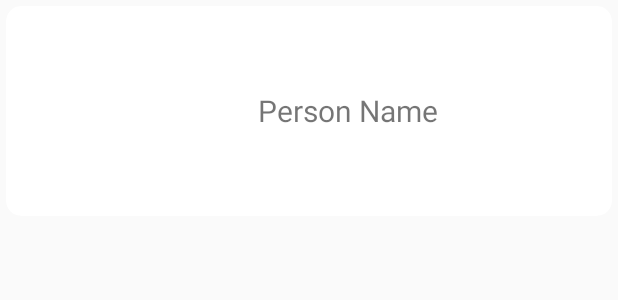
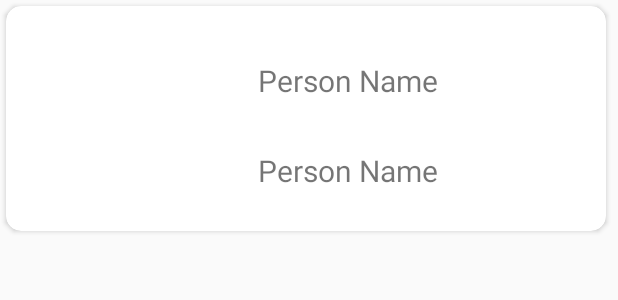
Before and after one commit to tejaspatel083/RestApiProject, an Android app: the layout recycleitem.xml on its own in the app's theme, with its tools: preview values and no code run, on a phone screen of 412 x 824 dp. Shown: the top 300 px of the screen. Run offline under Robolectric (Android 15) with nearby library versions, the phone set to English and light mode, and no system bars.

```diff
--- a/app/src/main/res/layout/fragment_dashboard.xml
+++ b/app/src/main/res/layout/fragment_dashboard.xml
@@ -3,11 +3,13 @@
     xmlns:tools="http://schemas.android.com/tools"
     android:layout_width="match_parent"
     android:layout_height="match_parent"
-    tools:context=".DashboardFragment">
+    tools:context=".DashboardFragment"
+    android:background="@drawable/gradient">
 
     <androidx.recyclerview.widget.RecyclerView
         android:layout_width="match_parent"
         android:layout_height="match_parent"
-        android:id="@+id/recyclerView"/>
+        android:id="@+id/recyclerView"
+        android:orientation="vertical"/>
 
 </RelativeLayout>
--- a/app/src/main/res/layout/recycleitem.xml
+++ b/app/src/main/res/layout/recycleitem.xml
@@ -2,8 +2,8 @@
 <androidx.cardview.widget.CardView xmlns:android="http://schemas.android.com/apk/res/android"
     xmlns:app="http://schemas.android.com/apk/res-auto"
     android:orientation="vertical"
-    android:layout_width="match_parent"
-    android:layout_height="wrap_content"
+    android:layout_width="400dp"
+    android:layout_height="150dp"
     android:id="@+id/cardView"
     android:layout_margin="4dp"
     android:padding="8dp"
@@ -11,8 +11,8 @@
 
 
     <RelativeLayout
-        android:layout_width="match_parent"
-        android:layout_height="match_parent">
+        android:layout_width="400dp"
+        android:layout_height="150dp">
 
 
         <ImageView
@@ -34,7 +34,21 @@
             android:text="Person Name"
             android:textSize="20sp"
             android:layout_toEndOf="@+id/personImage"
-            android:layout_marginTop="56dp"
+            android:layout_marginTop="36dp"
+            android:layout_marginStart="28dp"
+            android:layout_alignParentTop="true"
+            android:layout_toRightOf="@+id/personImage"
+            android:layout_marginLeft="28dp" />
+
+
+        <TextView
+            android:id="@+id/personEmail"
+            android:layout_width="wrap_content"
+            android:layout_height="wrap_content"
+            android:text="Person Name"
+            android:textSize="20sp"
+            android:layout_toEndOf="@+id/personImage"
+            android:layout_marginTop="96dp"
             android:layout_marginStart="28dp"
             android:layout_alignParentTop="true"
             android:layout_toRightOf="@+id/personImage"
```
Also changed, not shown: app/src/main/java/com/example/restapiproject/DashboardFragment.java (+10 -0 lines), app/src/main/java/com/example/restapiproject/Models/Data.java (added, +29 -0 lines), app/src/main/java/com/example/restapiproject/utils/RecyclerAdapter.java (added, +61 -0 lines).
